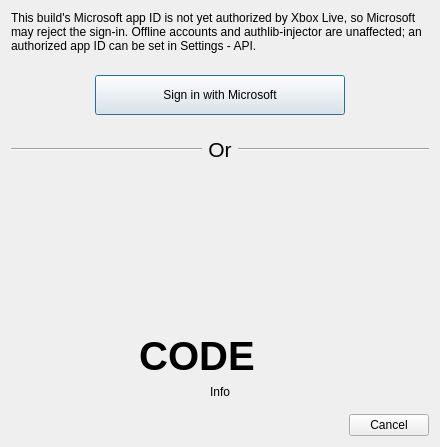
Before: the Qt Designer form launcher/ui/dialogs/MSALoginDialog.ui in KomorebiLauncher/KomorebiLauncher, drawn with Qt 5.
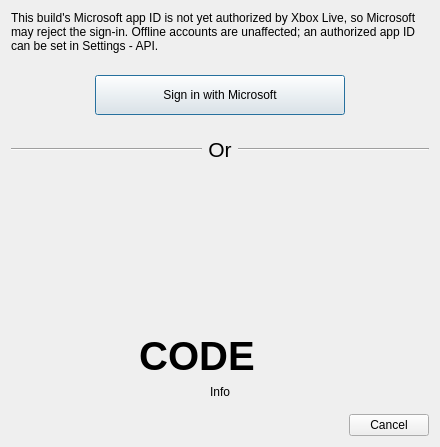
After: the same form once the commit is applied. Icons and pictures are not drawn.

Commit message:
Stop claiming authlib-injector in the login dialog
The launcher has no authlib-injector support, so the notice pointed at a path
that does not exist.

What changed in the file:
```diff
--- a/launcher/ui/dialogs/MSALoginDialog.ui
+++ b/launcher/ui/dialogs/MSALoginDialog.ui
@@ -23,7 +23,7 @@
    <item>
     <widget class="QLabel" name="approvalNotice">
      <property name="text">
-      <string>This build's Microsoft app ID is not yet authorized by Xbox Live, so Microsoft may reject the sign-in. Offline accounts and authlib-injector are unaffected; an authorized app ID can be set in Settings - API.</string>
+      <string>This build's Microsoft app ID is not yet authorized by Xbox Live, so Microsoft may reject the sign-in. Offline accounts are unaffected; an authorized app ID can be set in Settings - API.</string>
      </property>
      <property name="wordWrap">
       <bool>true</bool>
```
